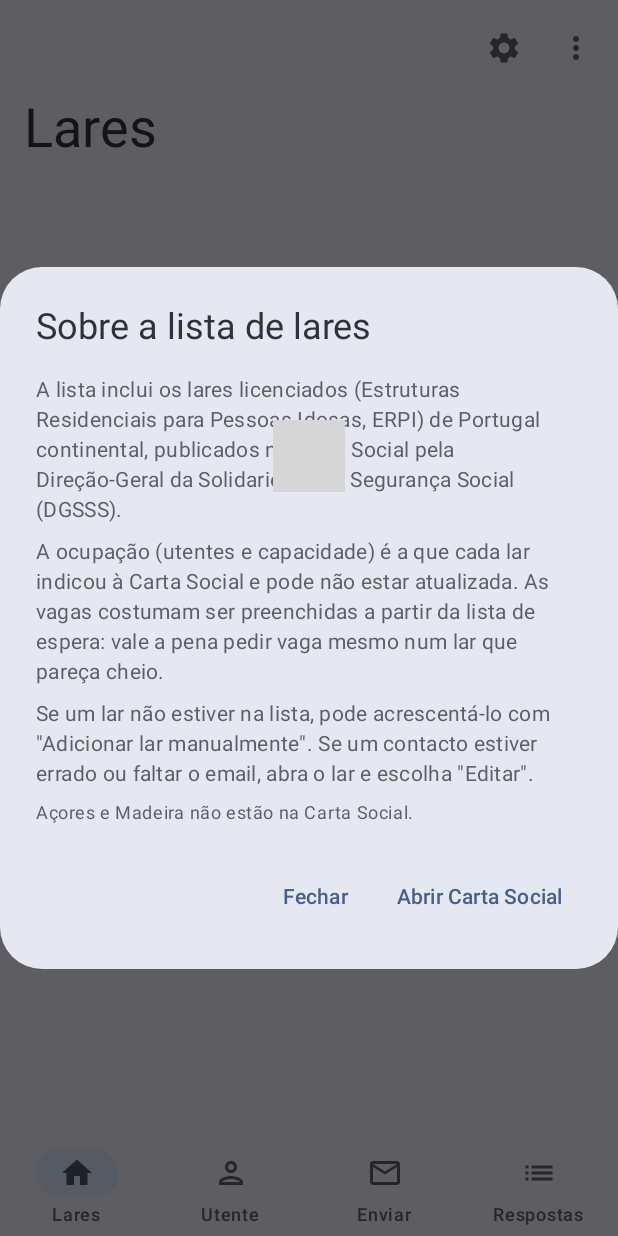
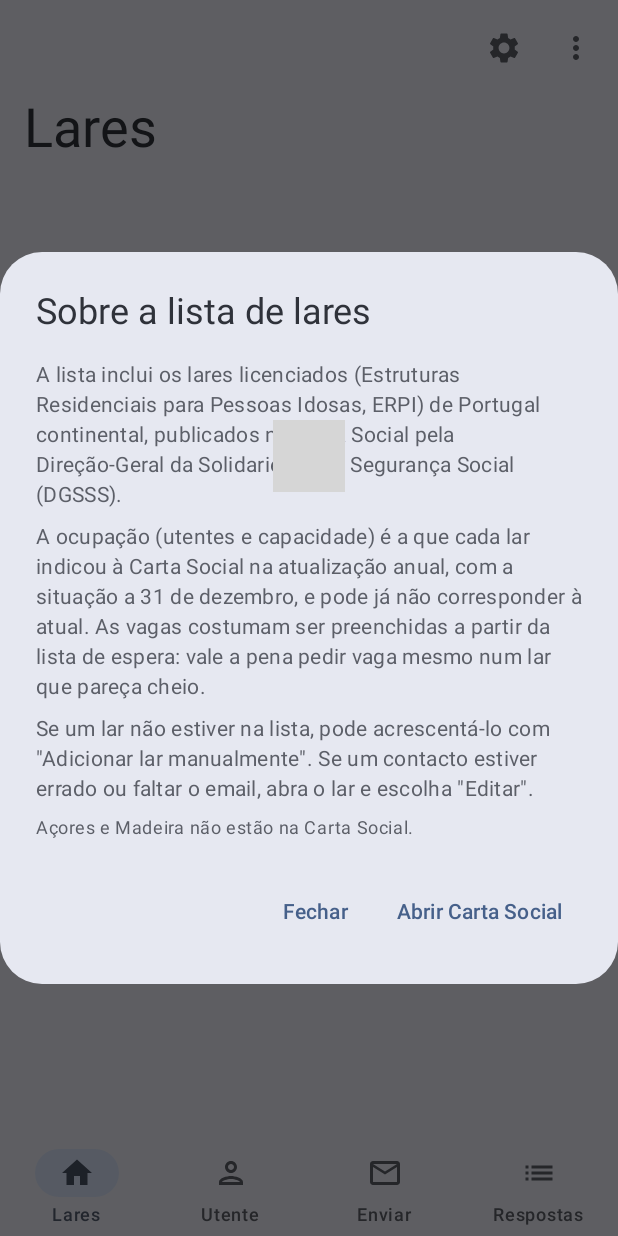
Before and after one commit to cruz-py/Avus, an Android app built with Jetpack Compose: the screen it shows after launch (MainActivity), after a tap on "Sobre a lista de lares", on a phone screen of 412 x 824 dp. Run offline under Robolectric (Android 15) with nearby library versions, the phone set to English and light mode, and no system bars; 8 statements that could not run were skipped; grey boxes are pictures that could not be loaded.

Commit message:
Occupancy: say it is the situation on 31 December
The Carta Social confirmed that capacity and residents are reported for
31 December in the annual update, and that the record's "last updated"
date only reflects server-side changes (backups, contact edits). Stop
presenting that date as the date of the occupancy figures, drop it from
the details sheet, and call the bundled list's date the collection date.

Co-Authored-By: Claude Opus 5.5 <noreply@anthropic.com>

```diff
--- a/app/src/main/java/pt/avus/app/ui/HomesScreen.kt
+++ b/app/src/main/java/pt/avus/app/ui/HomesScreen.kt
@@ -204,7 +204,7 @@ fun HomesScreen(state: AppState, vm: AvusViewModel, goToSend: () -> Unit, onOpen
                 if (date != null && state.homes.any { it.official }) {
                     // Attribution of the bundled list, with the date it was collected.
                     Text(
-                        "Fonte: ${OfficialList.SOURCE} · dados de ${formatIsoDate(date)}",
+                        "Fonte: ${OfficialList.SOURCE} · lista recolhida a ${formatIsoDate(date)}",
                         style = MaterialTheme.typography.labelSmall,
                         color = MaterialTheme.colorScheme.onSurfaceVariant,
                         modifier = Modifier.weight(1f).padding(start = 8.dp),
@@ -374,10 +374,11 @@ fun HomesScreen(state: AppState, vm: AvusViewModel, goToSend: () -> Unit, onOpen
                     Text(
                         "A lista inclui os lares licenciados (Estruturas Residenciais para Pessoas Idosas, ERPI) de Portugal " +
                             "continental, publicados na Carta Social pela Direção-Geral da Solidariedade e Segurança Social (DGSSS)." +
-                            (state.officialListDate?.let { " Dados de ${formatIsoDate(it)}; a lista é atualizada com as novas versões da app." } ?: "")
+                            (state.officialListDate?.let { " Lista recolhida a ${formatIsoDate(it)}; é atualizada com as novas versões da app." } ?: "")
                     )
                     Text(
-                        "A ocupação (utentes e capacidade) é a que cada lar indicou à Carta Social e pode não estar atualizada. " +
+                        "A ocupação (utentes e capacidade) é a que cada lar indicou à Carta Social na atualização anual, com a " +
+                            "situação a 31 de dezembro, e pode já não corresponder à atual. " +
                             "As vagas costumam ser preenchidas a partir da lista de espera: vale a pena pedir vaga mesmo num lar " +
                             "que pareça cheio."
                     )
@@ -565,9 +566,6 @@ private fun CareHomeDetails(
                 "Freguesia" to home.parish,
                 "Distrito" to home.district,
                 "Capacidade" to home.capacity.takeIf { home.occupancy == null }.orEmpty(),
-                "Atualizado na Carta Social" to home.lastUpdated.takeIf { home.occupancy == null }.orEmpty().let {
-                    if (it.isBlank()) it else formatIsoDate(it)
-                },
                 "Telefone" to home.phone,
                 "Email" to home.email.ifBlank { "— (pode acrescentar em Editar)" },
             ).filter { it.second.isNotBlank() }
@@ -621,9 +619,9 @@ private fun Occupancy(home: CareHome) {
             )
             OccupancyBar(home, thickness = 10.dp, showLabel = false)
             Text(
-                "Segundo a Carta Social" +
-                    (if (home.lastUpdated.isNotBlank()) " (atualizado a ${formatIsoDate(home.lastUpdated)})" else "") +
-                    ". Confirme sempre com o lar.",
+                // Capacity and residents are the situation on 31 December, as reported in the Carta Social's
+                // annual update; the record's "last updated" date is unrelated (backups, contact changes).
+                "Segundo a Carta Social, situação a 31 de dezembro. Confirme sempre com o lar.",
                 style = MaterialTheme.typography.bodySmall,
                 color = MaterialTheme.colorScheme.onSurfaceVariant,
             )
```
Also changed, not shown: 2 other files.
